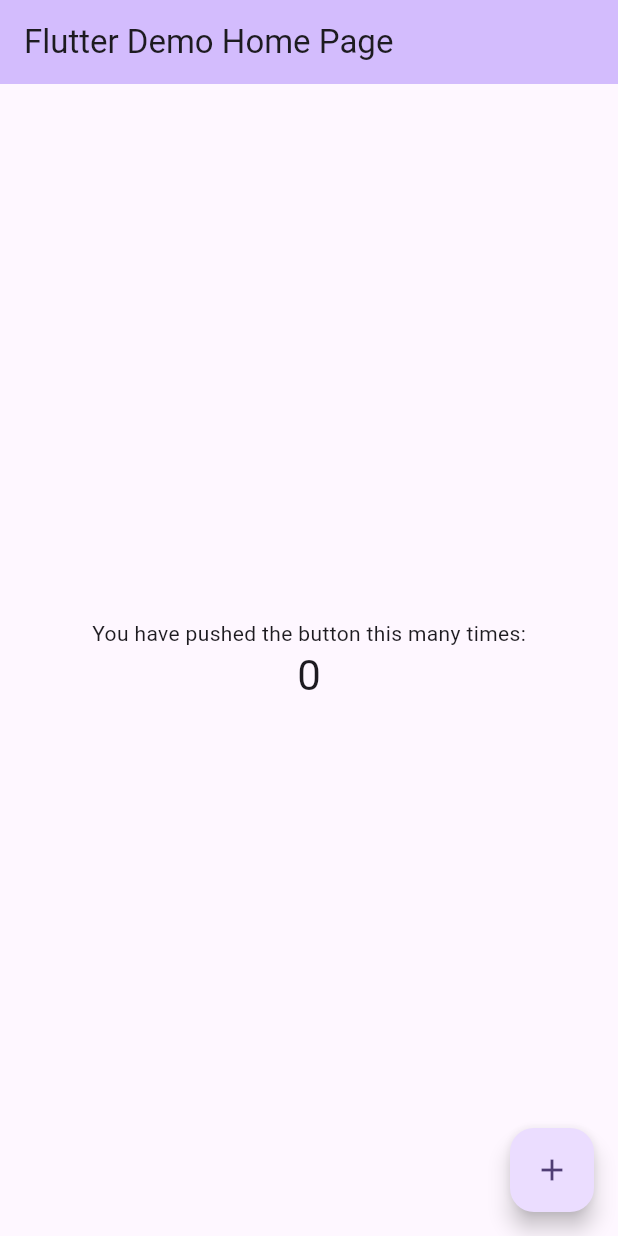
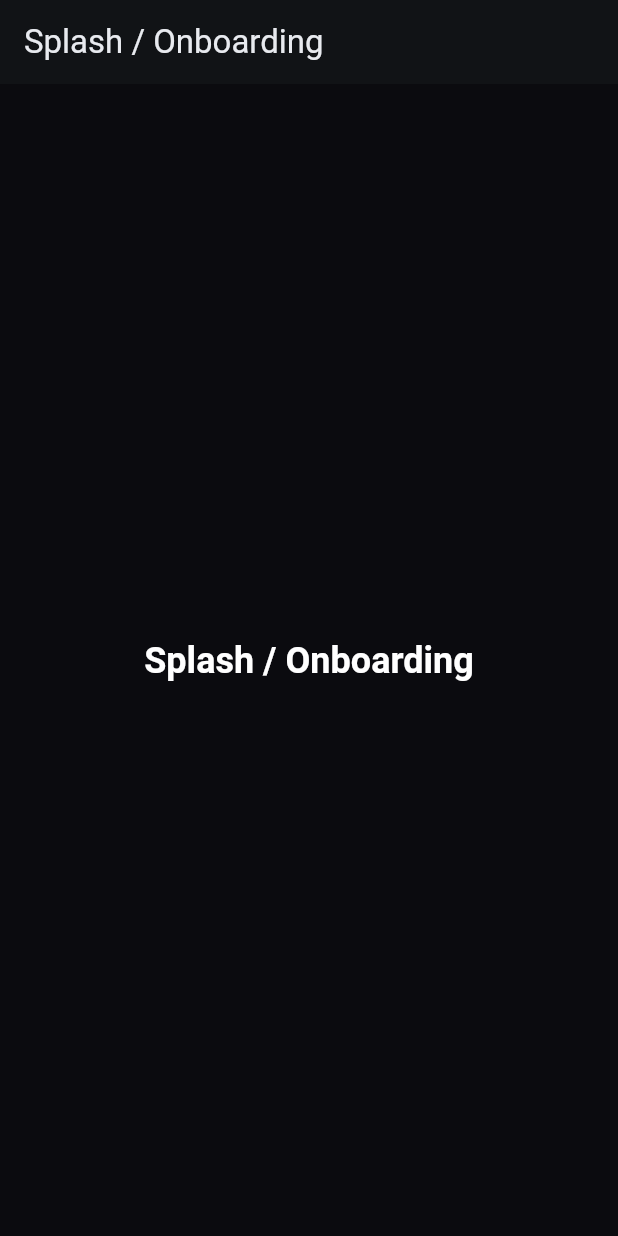
Before and after one commit to Mhamad-Raad/car-showroom, a Flutter app: the screen it shows after launch, on a phone screen of 412 x 824 dp. Run offline on Flutter 3.47's test engine with Material 3 defaults, Android fonts, the phone set to English and light mode, and no system bars.

Commit message:
add router & theme

```diff
--- /dev/null
+++ b/lib/core/router/app_router.dart
@@ -0,0 +1,48 @@
+import 'package:flutter/material.dart';
+
+class AppRoutes {
+  static const splash = '/';
+  static const login = '/login';
+  static const shell = '/shell';
+  static const carDetail = '/car/:id';
+}
+
+class AppRouter {
+  static Route<dynamic> onGenerateRoute(RouteSettings settings) {
+    switch (settings.name) {
+      case AppRoutes.splash:
+        return _page(const _Placeholder(title: 'Splash / Onboarding'));
+      case AppRoutes.login:
+        return _page(const _Placeholder(title: 'Login (UI only)'));
+      case AppRoutes.shell:
+        return _page(
+            const _Placeholder(title: 'App Shell (Home/Owner/Settings)'));
+      default:
+        return _page(
+          _Placeholder(title: 'Unknown: ${settings.name}'),
+        );
+    }
+  }
+
+  static MaterialPageRoute _page(Widget child) =>
+      MaterialPageRoute(builder: (_) => child);
+}
+
+class _Placeholder extends StatelessWidget {
+  final String title;
+  const _Placeholder({super.key, required this.title});
+
+  @override
+  Widget build(BuildContext context) {
+    return Scaffold(
+      appBar: AppBar(title: Text(title)),
+      body: Center(
+        child: Text(
+          title,
+          style: Theme.of(context).textTheme.headlineMedium,
+          textAlign: TextAlign.center,
+        ),
+      ),
+    );
+  }
+}
--- /dev/null
+++ b/lib/core/theme/app_theme.dart
@@ -0,0 +1,99 @@
+import 'package:flutter/material.dart';
+
+class AppColors {
+  static const backgroundDark = Color(0xFF0B0B0F);
+  static const surfaceDark = Color(0xFF111316);
+  static const limeAccent = Color(0xFFD6FF3D);
+  static const textPrimary = Color(0xFFE8EAEF);
+  static const textMuted = Color(0xFF9AA0A6);
+
+  static const cardGradient = LinearGradient(
+    begin: Alignment.topLeft,
+    end: Alignment.bottomRight,
+    colors: [Color(0xFF0B0B0F), Color(0xFF15181C)],
+  );
+}
+
+class AppTheme {
+  static ThemeData dark() {
+    final base = ThemeData.dark(useMaterial3: true);
+    return base.copyWith(
+      scaffoldBackgroundColor: AppColors.backgroundDark,
+      colorScheme: base.colorScheme.copyWith(
+        brightness: Brightness.dark,
+        primary: AppColors.limeAccent,
+        secondary: AppColors.limeAccent,
+        surface: AppColors.surfaceDark,
+        onSurface: AppColors.textPrimary,
+      ),
+      textTheme: base.textTheme
+          .apply(
+            bodyColor: AppColors.textPrimary,
+            displayColor: AppColors.textPrimary,
+          )
+          .copyWith(
+            headlineLarge: const TextStyle(
+              fontWeight: FontWeight.w800,
+              letterSpacing: -0.5,
+              fontSize: 34,
+            ),
+            headlineMedium: const TextStyle(
+              fontWeight: FontWeight.w700,
+              fontSize: 24,
+            ),
+            bodyLarge: const TextStyle(
+              fontSize: 16,
+              height: 1.4,
+              color: AppColors.textPrimary,
+            ),
+            bodyMedium: const TextStyle(
+              fontSize: 14,
+              color: AppColors.textMuted,
+            ),
+          ),
+      cardTheme: CardTheme(
+        color: AppColors.surfaceDark,
+        elevation: 0,
+        shape: RoundedRectangleBorder(
+          borderRadius: BorderRadius.circular(24),
+        ),
+      ),
+      elevatedButtonTheme: ElevatedButtonThemeData(
+        style: ElevatedButton.styleFrom(
+          backgroundColor: AppColors.limeAccent,
+          foregroundColor: Colors.black,
+          padding: const EdgeInsets.symmetric(horizontal: 20, vertical: 14),
+          shape:
+              RoundedRectangleBorder(borderRadius: BorderRadius.circular(28)),
+        ),
+      ),
+      chipTheme: base.chipTheme.copyWith(
+        backgroundColor: AppColors.limeAccent.withOpacity(.18),
+        labelStyle: const TextStyle(
+          color: AppColors.textPrimary,
+          fontWeight: FontWeight.w600,
+        ),
+        shape: RoundedRectangleBorder(borderRadius: BorderRadius.circular(20)),
+      ),
+      inputDecorationTheme: InputDecorationTheme(
+        filled: true,
+        fillColor: const Color(0xFF0F1114),
+        hintStyle: const TextStyle(color: AppColors.textMuted),
+        contentPadding:
+            const EdgeInsets.symmetric(horizontal: 16, vertical: 14),
+        border: OutlineInputBorder(
+          borderSide: const BorderSide(color: Color(0xFF1C2026)),
+          borderRadius: BorderRadius.circular(18),
+        ),
+        enabledBorder: OutlineInputBorder(
+          borderSide: const BorderSide(color: Color(0xFF1C2026)),
+          borderRadius: BorderRadius.circular(18),
+        ),
+        focusedBorder: OutlineInputBorder(
+          borderSide: const BorderSide(color: AppColors.limeAccent, width: 1.2),
+          borderRadius: BorderRadius.circular(18),
+        ),
+      ),
+    );
+  }
+}
--- a/lib/main.dart
+++ b/lib/main.dart
@@ -1,125 +1,23 @@
 import 'package:flutter/material.dart';
+import 'core/theme/app_theme.dart';
+import 'core/router/app_router.dart';
 
 void main() {
-  runApp(const MyApp());
+  WidgetsFlutterBinding.ensureInitialized();
+  runApp(const RateCarsApp());
 }
 
-class MyApp extends StatelessWidget {
-  const MyApp({super.key});
+class RateCarsApp extends StatelessWidget {
+  const RateCarsApp({super.key});
 
-  // This widget is the root of your application.
   @override
   Widget build(BuildContext context) {
     return MaterialApp(
-      title: 'Flutter Demo',
-      theme: ThemeData(
-        // This is the theme of your application.
-        //
-        // TRY THIS: Try running your application with "flutter run". You'll seelib/main.dartasfasfasf
-        // the application has a purple toolbar. Then, without quitting the app,
-        // try changing the seedColor in the colorScheme below to Colors.green
-        // and then invoke "hot reload" (save your changes or press the "hot
-        // reload" button in a Flutter-supported IDE, or press "r" if you used
-        // the command line to start the app).
-        //
-        // Notice that the counter didn't reset back to zero; the application
-        // state is not lost during the reload. To reset the state, use hot
-        // restart instead.
-        //
-        // This works for code too, not just values: Most code changes can be
-        // tested with just a hot reload.
-        colorScheme: ColorScheme.fromSeed(seedColor: Colors.deepPurple),
-        useMaterial3: true,
-      ),
-      home: const MyHomePage(title: 'Flutter Demo Home Page'),
+      title: 'RateCars',
+      debugShowCheckedModeBanner: false,
+      theme: AppTheme.dark(),
+      onGenerateRoute: AppRouter.onGenerateRoute,
+      initialRoute: '/',
     );
   }
 }
-
-class MyHomePage extends StatefulWidget {
-  const MyHomePage({super.key, required this.title});
-
-  // This widget is the home page of your application. It is stateful, meaning
-  // that it has a State object (defined below) that contains fields that affect
-  // how it looks.
-
-  // This class is the configuration for the state. It holds the values (in this
-  // case the title) provided by the parent (in this case the App widget) and
-  // used by the build method of the State. Fields in a Widget subclass are
-  // always marked "final".
-
-  final String title;
-
-  @override
-  State<MyHomePage> createState() => _MyHomePageState();
-}
-
-class _MyHomePageState extends State<MyHomePage> {
-  int _counter = 0;
-
-  void _incrementCounter() {
-    setState(() {
-      // This call to setState tells the Flutter framework that something has
-      // changed in this State, which causes it to rerun the build method below
-      // so that the display can reflect the updated values. If we changed
-      // _counter without calling setState(), then the build method would not be
-      // called again, and so nothing would appear to happen.
-      _counter++;
-    });
-  }
-
-  @override
-  Widget build(BuildContext context) {
-    // This method is rerun every time setState is called, for instance as done
-    // by the _incrementCounter method above.
-    //
-    // The Flutter framework has been optimized to make rerunning build methods
-    // fast, so that you can just rebuild anything that needs updating rather
-    // than having to individually change instances of widgets.
-    return Scaffold(
-      appBar: AppBar(
-        // TRY THIS: Try changing the color here to a specific color (to
-        // Colors.amber, perhaps?) and trigger a hot reload to see the AppBar
-        // change color while the other colors stay the same.
-        backgroundColor: Theme.of(context).colorScheme.inversePrimary,
-        // Here we take the value from the MyHomePage object that was created by
-        // the App.build method, and use it to set our appbar title.
-        title: Text(widget.title),
-      ),
-      body: Center(
-        // Center is a layout widget. It takes a single child and positions it
-        // in the middle of the parent.
-        child: Column(
-          // Column is also a layout widget. It takes a list of children and
-          // arranges them vertically. By default, it sizes itself to fit its
-          // children horizontally, and tries to be as tall as its parent.
-          //
-          // Column has various properties to control how it sizes itself and
-          // how it positions its children. Here we use mainAxisAlignment to
-          // center the children vertically; the main axis here is the vertical
-          // axis because Columns are vertical (the cross axis would be
-          // horizontal).
-          //
-          // TRY THIS: Invoke "debug painting" (choose the "Toggle Debug Paint"
-          // action in the IDE, or press "p" in the console), to see the
-          // wireframe for each widget.
-          mainAxisAlignment: MainAxisAlignment.center,
-          children: <Widget>[
-            const Text(
-              'You have pushed the button this many times:',
-            ),
-            Text(
-              '$_counter',
-              style: Theme.of(context).textTheme.headlineMedium,
-            ),
-          ],
-        ),
-      ),
-      floatingActionButton: FloatingActionButton(
-        onPressed: _incrementCounter,
-        tooltip: 'Increment',
-        child: const Icon(Icons.add),
-      ), // This trailing comma makes auto-formatting nicer for build methods.
-    );
-  }
-}
--- a/pubspec.yaml
+++ b/pubspec.yaml
@@ -1,5 +1,5 @@
 name: ratecars_app
-description: "A new Flutter project."
+description: 'A new Flutter project.'
 # The following line prevents the package from being accidentally published to
 # pub.dev using `flutter pub publish`. This is preferred for private packages.
 publish_to: 'none' # Remove this line if you wish to publish to pub.dev
@@ -30,7 +30,7 @@ environment:
 dependencies:
   flutter:
     sdk: flutter
-
+  provider: ^6.1.2
 
   # The following adds the Cupertino Icons font to your application.
   # Use with the CupertinoIcons class for iOS style icons.
@@ -52,7 +52,6 @@ dev_dependencies:
 
 # The following section is specific to Flutter packages.
 flutter:
-
   # The following line ensures that the Material Icons font is
   # included with your application, so that you can use the icons in
   # the material Icons class.
```
Also changed, not shown: lib/asd.dart (deleted), pubspec.lock.
